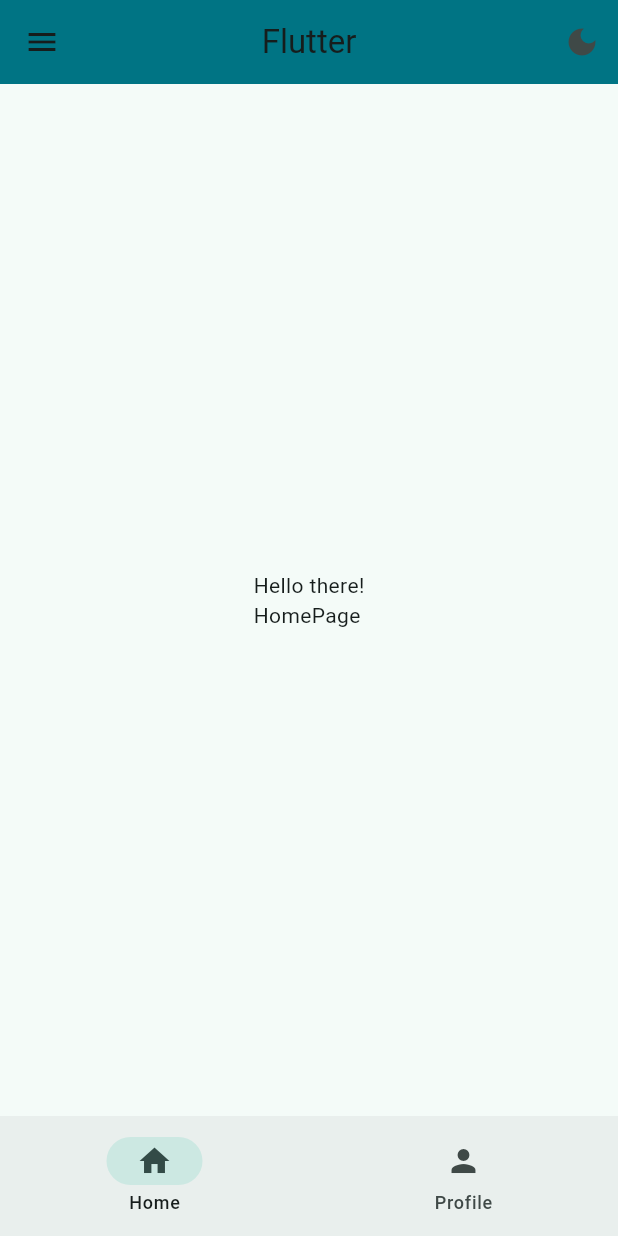
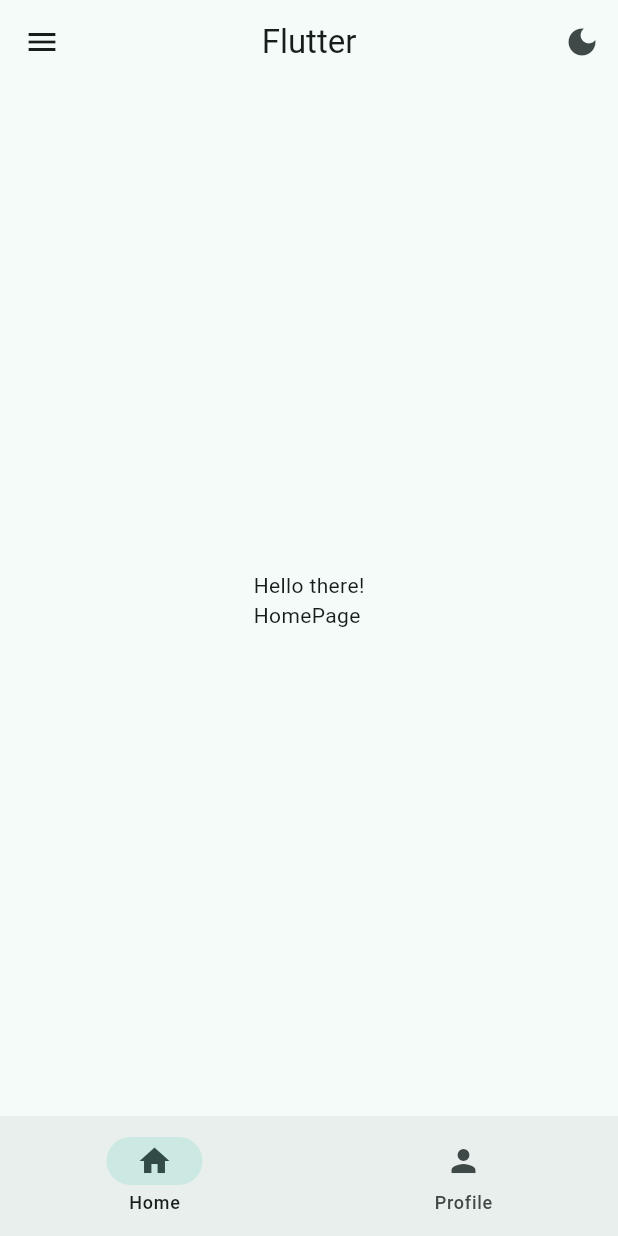
Before and after one commit to Danny-Py5/flutter-tutorial-sept-15-2025-monday-1-53pm, a Flutter app: the screen it shows after launch, on a phone screen of 412 x 824 dp. Run offline on Flutter 3.47's test engine with Material 3 defaults, Android fonts, the phone set to English and light mode, and no system bars.

Commit message:
remove the appbar's backgrounColor

```diff
--- a/lib/views/widget_tree.dart
+++ b/lib/views/widget_tree.dart
@@ -31,7 +31,7 @@ class WidgetTree extends StatelessWidget {
             },
           ),
         ],
-        backgroundColor: const Color.fromARGB(255, 0, 116, 132),
+        // backgroundColor: const Color.fromARGB(255, 0, 116, 132),
       ),
       body: ValueListenableBuilder(
         valueListenable: selectedPageNotifier,
--- a/pubspec.yaml
+++ b/pubspec.yaml
@@ -58,7 +58,7 @@ flutter:
 
   # To add assets to your application, add an assets section, like this:
   assets:
-    - assets/bg.webp
+    - assets/
     - assets/images/
   #   - images/a_dot_ham.jpeg
 
```
